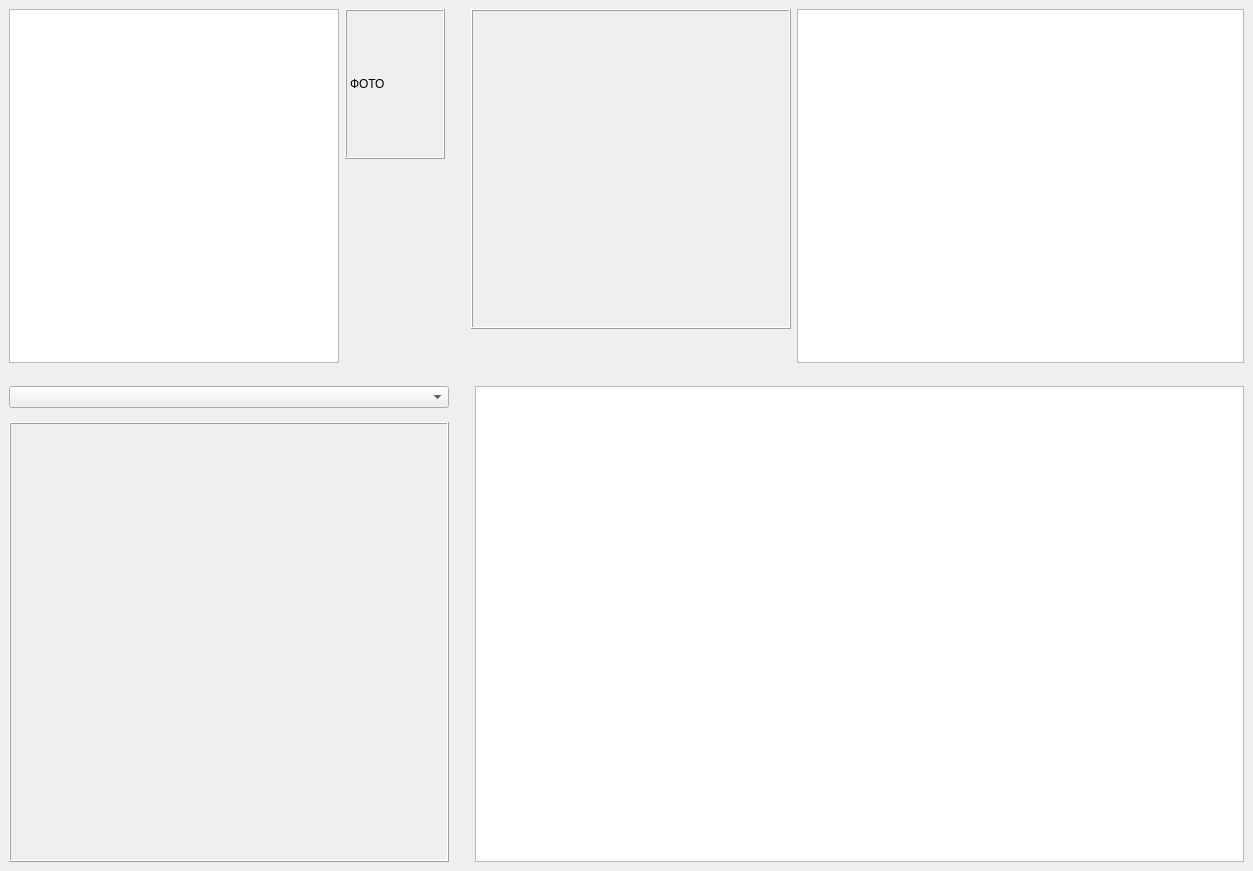
The window that Unilever/personalcardwidget.ui (kokian/Unilever_v2) describes before a commit, drawn with Qt 5.
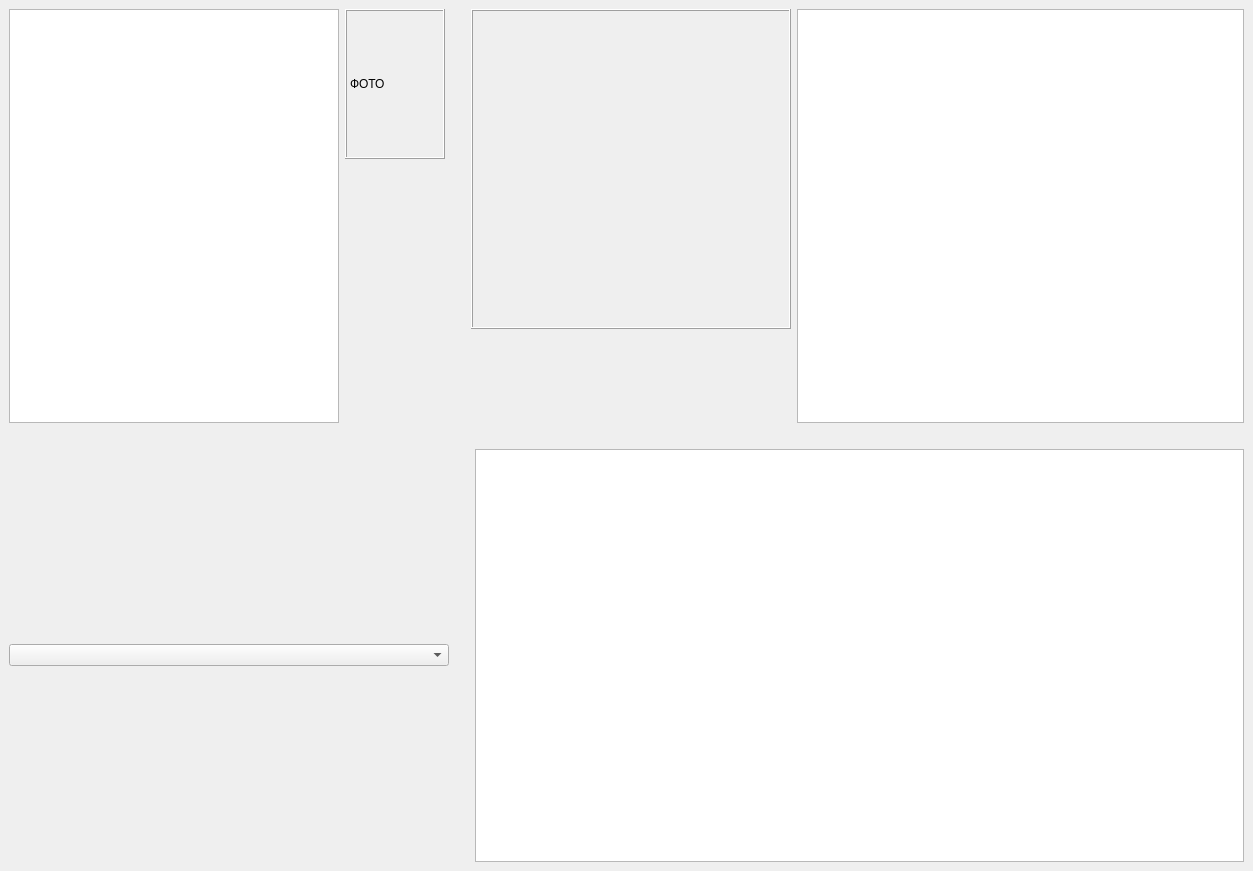
The same window after the commit.

```diff
--- a/Unilever/personalcardwidget.ui
+++ b/Unilever/personalcardwidget.ui
@@ -148,7 +148,7 @@
      </layout>
     </item>
     <item>
-     <spacer name="verticalSpacer_4">
+     <spacer name="verticalSpacer_2">
       <property name="orientation">
        <enum>Qt::Vertical</enum>
       </property>
@@ -158,7 +158,7 @@
       <property name="sizeHint" stdset="0">
        <size>
         <width>20</width>
-        <height>17</height>
+        <height>20</height>
        </size>
       </property>
      </spacer>
@@ -187,51 +187,7 @@
          </widget>
         </item>
         <item>
-         <spacer name="verticalSpacer_2">
-          <property name="minimumSize">
-           <size>
-            <width>23</width>
-            <height>13</height>
-           </size>
-          </property>
-          <property name="orientation">
-           <enum>Qt::Vertical</enum>
-          </property>
-          <property name="sizeHint" stdset="0">
-           <size>
-            <width>20</width>
-            <height>10</height>
-           </size>
-          </property>
-         </spacer>
-        </item>
-        <item>
-         <widget class="QLabel" name="stackRadar_label">
-          <property name="minimumSize">
-           <size>
-            <width>440</width>
-            <height>440</height>
-           </size>
-          </property>
-          <property name="maximumSize">
-           <size>
-            <width>440</width>
-            <height>440</height>
-           </size>
-          </property>
-          <property name="frameShape">
-           <enum>QFrame::Box</enum>
-          </property>
-          <property name="frameShadow">
-           <enum>QFrame::Raised</enum>
-          </property>
-          <property name="lineWidth">
-           <number>1</number>
-          </property>
-          <property name="text">
-           <string/>
-          </property>
-         </widget>
+         <layout class="QHBoxLayout" name="radarWcmLayout"/>
         </item>
        </layout>
       </item>
```
Left out of the diff: 1 changed line with no effect on the pictures.
